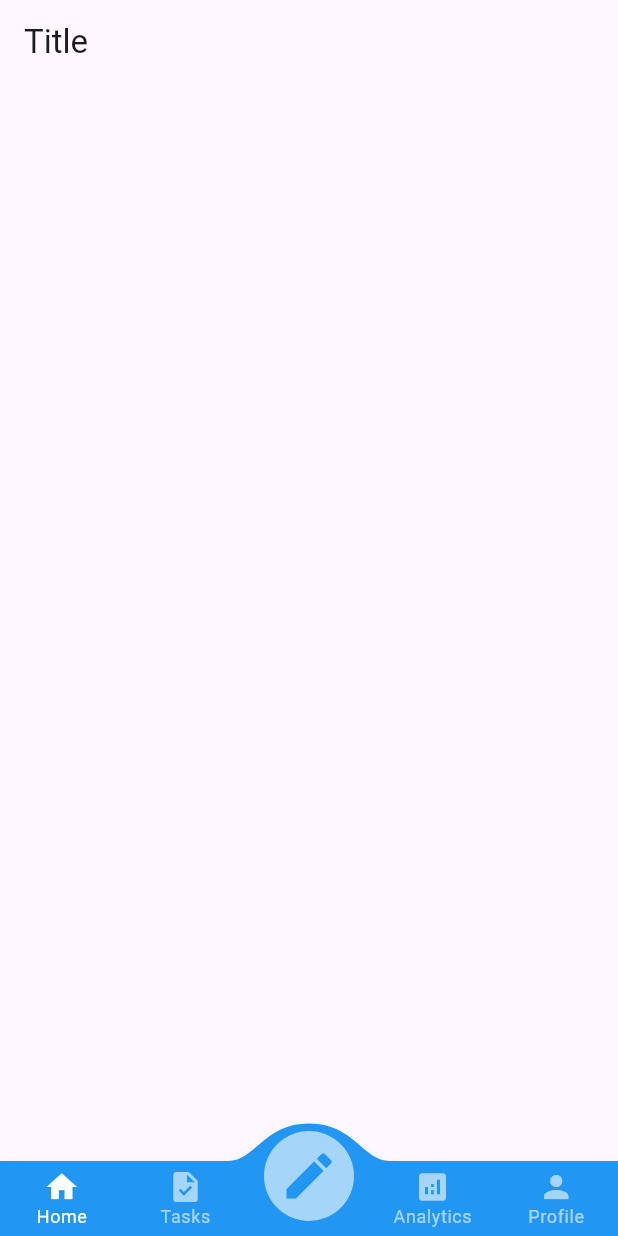
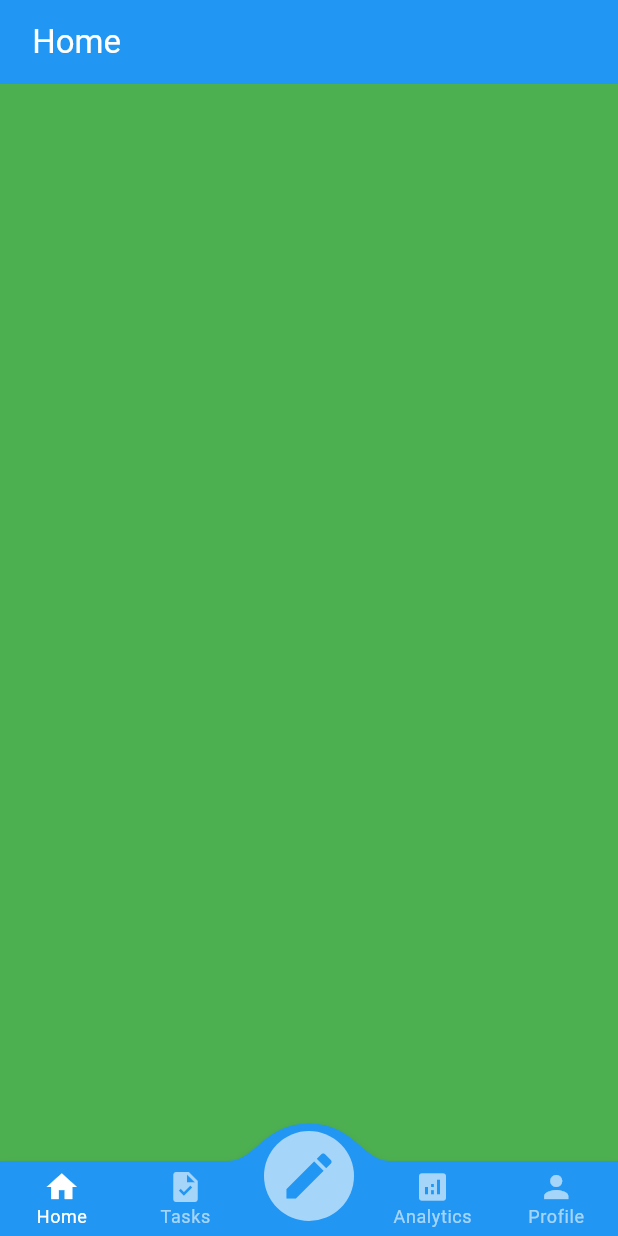
Before and after one commit to maheshmobileApp/flutter_tutorila_april, a Flutter app: the screen it shows after launch, on a phone screen of 412 x 824 dp. Run offline on Flutter 3.47's test engine with Material 3 defaults, Android fonts, the phone set to English and light mode, and no system bars; drawn by our look-alikes of convex_bottom_bar; our stand-ins replace carousel_slider, dio, flutter_svg.

Commit message:
bottom navigation bar

```diff
--- a/lib/home/widgets/home_view.dart
+++ b/lib/home/widgets/home_view.dart
@@ -10,8 +10,10 @@ class HomeView extends StatefulWidget {
 class _HomeViewState extends State<HomeView> {
   @override
   Widget build(BuildContext context) {
-    return Container(
-
+    return Scaffold(
+      body: Container(
+        color: Colors.green
+      ),
     );
   }
 }
--- a/lib/profile/widgets/profile_view.dart
+++ b/lib/profile/widgets/profile_view.dart
@@ -10,8 +10,9 @@ class ProfileView extends StatefulWidget {
 class _ProfileViewState extends State<ProfileView> {
   @override
   Widget build(BuildContext context) {
-    return Container(
+    return Scaffold(
+      body: Container(color: Colors.orange),
+    );
 
-    );
   }
 }
--- a/lib/ui/bottom_bar/bottom_bar.dart
+++ b/lib/ui/bottom_bar/bottom_bar.dart
@@ -1,5 +1,9 @@
 import 'package:convex_bottom_bar/convex_bottom_bar.dart';
 import 'package:flutter/material.dart';
+import 'package:flutter_tutorial_april/create/widgets/create_task.dart';
+import 'package:flutter_tutorial_april/home/widgets/home_view.dart';
+import 'package:flutter_tutorial_april/profile/widgets/profile_view.dart';
+import 'package:flutter_tutorial_april/tasks/widgets/tasks_list.dart';
 
 class BottomBarView extends StatefulWidget {
   const BottomBarView({super.key});
@@ -10,20 +14,40 @@ class BottomBarView extends StatefulWidget {
 
 class _BottomBarViewState extends State<BottomBarView> {
 
-final List<Widget> _pages =  [];
-
+final List<Widget> _pages = [
+    const HomeView(),
+    const TasksList(),
+    const CreateTask(),
+    Container(),
+    const ProfileView()
+  ];
+  final List<String> _tabbarTitles = [
+    'Home',
+    'Tasks',
+    'Create',
+    'Analytics',
+    'Profile'
+  ];
+  int _selectedIndex = 0;
   @override
   Widget build(BuildContext context) {
     return Scaffold(
       appBar: AppBar(
-        title: const Text('Title'),
+        backgroundColor: Colors.blue,
+        title: Text(
+          ' ${_tabbarTitles[_selectedIndex]}',
+          style:const TextStyle(color: Colors.white),
+        ),
       ),
-      body: Container(),
+      body: _pages[_selectedIndex],
       bottomNavigationBar: ConvexAppBar(
          style: TabStyle.fixedCircle,
           onTap: (index) {
             // Handle navigation based on the selected index
             // For example, navigate to a different screen based on the index
+            setState(() {
+              _selectedIndex = index;
+            });
           },
           items:const [
             TabItem(icon: Icons.home, title: 'Home'),
```
Also changed, not shown: lib/create/widgets/create_task.dart (+5 -2 lines), lib/tasks/widgets/tasks_list.dart (+5 -3 lines).
